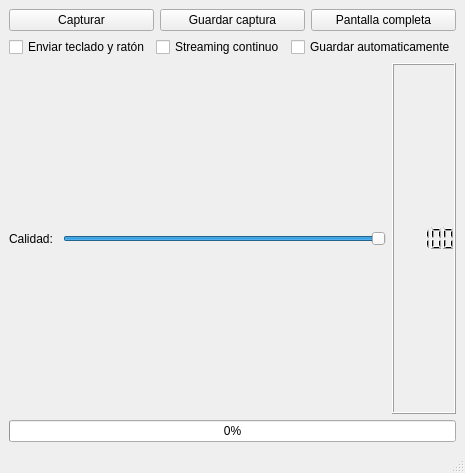
First picture: the form in src/cliente/Forms/ventanaescritorio.ui, repository svn2github/demonio, before the edit.
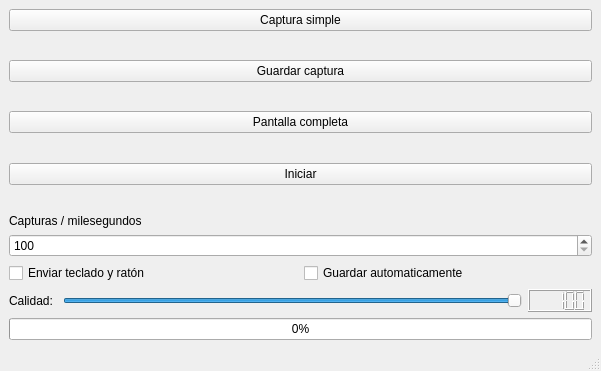
Second picture: the form after the edit.

Commit message: Implementado tiempo de captura de pantalla

```diff
--- a/src/cliente/Forms/ventanaescritorio.ui
+++ b/src/cliente/Forms/ventanaescritorio.ui
@@ -6,8 +6,8 @@
    <rect>
     <x>0</x>
     <y>0</y>
-    <width>452</width>
-    <height>473</height>
+    <width>601</width>
+    <height>371</height>
    </rect>
   </property>
   <property name="windowTitle">
@@ -18,12 +18,27 @@
     <item>
      <layout class="QHBoxLayout" name="horizontalLayout_2">
       <item>
+       <layout class="QVBoxLayout" name="verticalLayout">
+        <item>
        <widget class="QPushButton" name="botonCapturar">
         <property name="text">
-         <string>Capturar</string>
+           <string>Captura simple</string>
         </property>
        </widget>
       </item>
+        <item>
+         <spacer name="verticalSpacer">
+          <property name="orientation">
+           <enum>Qt::Vertical</enum>
+          </property>
+          <property name="sizeHint" stdset="0">
+           <size>
+            <width>20</width>
+            <height>40</height>
+           </size>
+          </property>
+         </spacer>
+        </item>
       <item>
        <widget class="QPushButton" name="botonGuardar">
         <property name="text">
@@ -31,6 +46,19 @@
         </property>
        </widget>
       </item>
+        <item>
+         <spacer name="verticalSpacer_2">
+          <property name="orientation">
+           <enum>Qt::Vertical</enum>
+          </property>
+          <property name="sizeHint" stdset="0">
+           <size>
+            <width>20</width>
+            <height>40</height>
+           </size>
+          </property>
+         </spacer>
+        </item>
       <item>
        <widget class="QPushButton" name="botonPantallaCompleta">
         <property name="text">
@@ -38,6 +66,58 @@
         </property>
        </widget>
       </item>
+        <item>
+         <spacer name="verticalSpacer_3">
+          <property name="orientation">
+           <enum>Qt::Vertical</enum>
+          </property>
+          <property name="sizeHint" stdset="0">
+           <size>
+            <width>20</width>
+            <height>40</height>
+           </size>
+          </property>
+         </spacer>
+        </item>
+        <item>
+         <widget class="QPushButton" name="botonIniciar">
+          <property name="text">
+           <string>Iniciar</string>
+          </property>
+         </widget>
+        </item>
+        <item>
+         <spacer name="verticalSpacer_4">
+          <property name="orientation">
+           <enum>Qt::Vertical</enum>
+          </property>
+          <property name="sizeHint" stdset="0">
+           <size>
+            <width>20</width>
+            <height>40</height>
+           </size>
+          </property>
+         </spacer>
+        </item>
+        <item>
+         <widget class="QLabel" name="labelCap">
+          <property name="text">
+           <string>Capturas / milesegundos</string>
+          </property>
+         </widget>
+        </item>
+        <item>
+         <widget class="QSpinBox" name="spinIntervalo">
+          <property name="minimum">
+           <number>100</number>
+          </property>
+          <property name="maximum">
+           <number>60000</number>
+          </property>
+         </widget>
+        </item>
+       </layout>
+      </item>
      </layout>
     </item>
     <item>
@@ -49,13 +129,6 @@
         </property>
        </widget>
       </item>
-      <item>
-       <widget class="QCheckBox" name="checkStreaming">
-        <property name="text">
-         <string>Streaming continuo</string>
-        </property>
-       </widget>
-      </item>
       <item>
        <widget class="QCheckBox" name="checkGuardar">
         <property name="text">
```
Left out of the diff: 2 changed lines with no effect on the pictures. Lines whose indentation alone changed are shown as unchanged. The commit also changes 2 other files.
